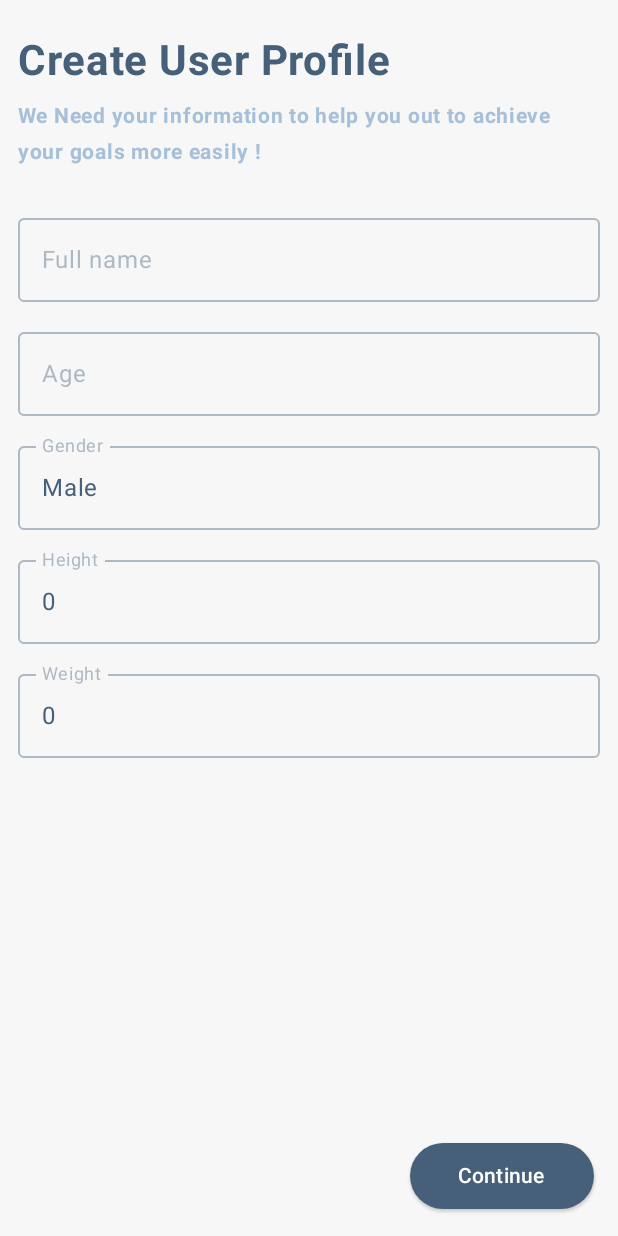
After one commit to Ali0092/BeWell, an Android app built with Jetpack Compose: the CreateUserProfileScreen screen opened through its navigation route, on a phone screen of 412 x 824 dp. The commit adds this screen. Run offline under Robolectric (Android 15) with nearby library versions, the phone set to English and light mode, and no system bars.

Commit message:
completed create user profile screen

```diff
--- a/app/src/main/java/com/example/bewell/MainActivity.kt
+++ b/app/src/main/java/com/example/bewell/MainActivity.kt
@@ -6,18 +6,14 @@ import android.hardware.SensorEventListener
 import android.hardware.SensorManager
 import android.os.Build
 import android.os.Bundle
-import android.util.Log
-import android.widget.Toast
 import androidx.activity.ComponentActivity
 import androidx.activity.compose.setContent
 import androidx.annotation.RequiresApi
-import androidx.compose.runtime.LaunchedEffect
 import androidx.navigation.compose.rememberNavController
 import com.example.bewell.common.NavGraph
 import com.example.bewell.common.Screens
 import com.example.bewell.ui.theme.BeWellTheme
 import com.example.bewell.ui.viewmodel.StepsCounterViewModel
-import kotlinx.coroutines.flow.update
 import org.koin.androidx.viewmodel.ext.android.viewModel
 
 class MainActivity : ComponentActivity(), SensorEventListener {
@@ -37,7 +33,7 @@ class MainActivity : ComponentActivity(), SensorEventListener {
             BeWellTheme {
                 NavGraph(
                     navController = rememberNavController(),
-                    startDestination = Screens.MAIN.name
+                    startDestination = Screens.ONBOARDING.name
                 )
             }
         }
--- a/app/src/main/java/com/example/bewell/common/NavGraph.kt
+++ b/app/src/main/java/com/example/bewell/common/NavGraph.kt
@@ -9,6 +9,7 @@ import androidx.navigation.NavHostController
 import androidx.navigation.compose.NavHost
 import androidx.navigation.compose.composable
 import com.example.bewell.R
+import com.example.bewell.ui.presentation.screens.CreateUserProfileScreen
 import com.example.bewell.ui.presentation.screens.FitnessScreen
 import com.example.bewell.ui.presentation.screens.HomeScreen
 import com.example.bewell.ui.presentation.screens.MainScreen
@@ -17,12 +18,13 @@ import com.example.bewell.ui.presentation.screens.ProfileScreen
 
 //Navigation Routes List
 enum class Screens {
-    ONBOARDING, MAIN, HOME, FITNESS, PROFILE
+    ONBOARDING,CREATE_PROFILE, MAIN, HOME, FITNESS, PROFILE
 }
 
 //Navigation
 sealed class SimpleNavigation(val route: String) {
     class OnBoarding: SimpleNavigation(Screens.ONBOARDING.name)
+    class CreateProfile: SimpleNavigation(Screens.CREATE_PROFILE.name)
     class Main: SimpleNavigation(Screens.ONBOARDING.name)
 }
 
@@ -48,6 +50,9 @@ fun NavGraph(
 
         composable(Screens.ONBOARDING.name) {
             OnboardingScreen(navController = navController)
+        }
+        composable(Screens.CREATE_PROFILE.name) {
+            CreateUserProfileScreen(navController = navController)
         }
         composable(Screens.MAIN.name) {
             MainScreen()
--- /dev/null
+++ b/app/src/main/java/com/example/bewell/ui/presentation/screens/CreateUserProfileScreen.kt
@@ -0,0 +1,215 @@
+package com.example.bewell.ui.presentation.screens
+
+import androidx.compose.foundation.background
+import androidx.compose.foundation.layout.Box
+import androidx.compose.foundation.layout.Column
+import androidx.compose.foundation.layout.Spacer
+import androidx.compose.foundation.layout.fillMaxSize
+import androidx.compose.foundation.layout.fillMaxWidth
+import androidx.compose.foundation.layout.height
+import androidx.compose.foundation.layout.padding
+import androidx.compose.foundation.text.KeyboardOptions
+import androidx.compose.material3.ButtonDefaults
+import androidx.compose.material3.ElevatedButton
+import androidx.compose.material3.OutlinedTextField
+import androidx.compose.material3.OutlinedTextFieldDefaults
+import androidx.compose.material3.Surface
+import androidx.compose.material3.Text
+import androidx.compose.runtime.Composable
+import androidx.compose.runtime.getValue
+import androidx.compose.runtime.mutableFloatStateOf
+import androidx.compose.runtime.mutableIntStateOf
+import androidx.compose.runtime.mutableStateOf
+import androidx.compose.runtime.remember
+import androidx.compose.runtime.setValue
+import androidx.compose.ui.Alignment
+import androidx.compose.ui.Modifier
+import androidx.compose.ui.graphics.Color
+import androidx.compose.ui.text.font.FontWeight
+import androidx.compose.ui.text.input.ImeAction
+import androidx.compose.ui.text.input.KeyboardType
+import androidx.navigation.NavHostController
+import com.example.bewell.common.Screens
+import com.example.bewell.ui.sdp
+import com.example.bewell.ui.textSdp
+import com.example.bewell.ui.theme.backgroundColor
+import com.example.bewell.ui.theme.darkBlueColor
+import com.example.bewell.ui.theme.lightBlueColor
+import com.example.bewell.ui.theme.primaryColor
+
+//UserProfile (store once)
+//- id
+//- name
+//- age
+//- gender
+//- height
+//- weight
+
+@Composable
+fun CreateUserProfileScreen(navController: NavHostController) {
+
+    var name by remember { mutableStateOf("") }
+    var age by remember { mutableStateOf("") }
+    var gender by remember { mutableStateOf("Male") }
+    var height by remember { mutableStateOf("0") }
+    var weight by remember { mutableStateOf("0") }
+
+
+    Box(modifier = Modifier.fillMaxSize().background(backgroundColor)) {
+        Column(modifier = Modifier.padding(horizontal = 12.sdp, vertical = 24.sdp).background(backgroundColor)) {
+
+            Text(
+                text = "Create User Profile",
+                fontSize = 28.textSdp,
+                color = darkBlueColor,
+                fontWeight = FontWeight.Bold
+            )
+            Spacer(Modifier.height(8.sdp))
+            Text(
+                text = "We Need your information to help you out to achieve your goals more easily !",
+                fontSize = 14.textSdp,
+                color = primaryColor,
+                fontWeight = FontWeight.Bold
+            )
+            Spacer(Modifier.height(24.sdp))
+
+            OutlinedTextField(
+                value = name,
+                onValueChange = {
+                    name = it
+                },
+                label = { Text("Full name") },
+                placeholder = { Text("Full name") },
+                modifier = Modifier.fillMaxWidth(),
+                singleLine = true,
+                colors = OutlinedTextFieldDefaults.colors(
+                    focusedBorderColor = darkBlueColor,     // Border color when focused
+                    unfocusedBorderColor = lightBlueColor, // Border color when not focused
+                    cursorColor = darkBlueColor,          // Cursor color
+                    focusedLabelColor = darkBlueColor,
+                    unfocusedLabelColor = lightBlueColor,
+                    focusedTextColor = darkBlueColor,
+                    unfocusedTextColor = darkBlueColor
+                ),
+                keyboardOptions = KeyboardOptions(
+                    keyboardType = KeyboardType.Text, imeAction = ImeAction.Next
+                )
+            )
+
+            Spacer(Modifier.height(12.sdp))
+
+            OutlinedTextField(
+                value = age,
+                onValueChange = {
+                    age = it
+                },
+                label = { Text("Age") },
+                placeholder = { Text("Age") },
+                modifier = Modifier.fillMaxWidth(),
+                singleLine = true,
+                colors = OutlinedTextFieldDefaults.colors(
+                    focusedBorderColor = darkBlueColor,     // Border color when focused
+                    unfocusedBorderColor = lightBlueColor, // Border color when not focused
+                    cursorColor = darkBlueColor,          // Cursor color
+                    focusedLabelColor = darkBlueColor,
+                    unfocusedLabelColor = lightBlueColor,
+                    focusedTextColor = darkBlueColor,
+                    unfocusedTextColor = darkBlueColor
+                ),
+                keyboardOptions = KeyboardOptions(
+                    keyboardType = KeyboardType.Phone, imeAction = ImeAction.Next
+                )
+            )
+
+            Spacer(Modifier.height(12.sdp))
+
+            OutlinedTextField(
+                value = gender,
+                onValueChange = {
+                    gender = it
+                },
+                label = { Text("Gender") },
+                placeholder = { Text("Gender") },
+                modifier = Modifier.fillMaxWidth(),
+                singleLine = true,
+                colors = OutlinedTextFieldDefaults.colors(
+                    focusedBorderColor = darkBlueColor,     // Border color when focused
+                    unfocusedBorderColor = lightBlueColor, // Border color when not focused
+                    cursorColor = darkBlueColor,          // Cursor color
+                    focusedLabelColor = darkBlueColor,
+                    unfocusedLabelColor = lightBlueColor,
+                    focusedTextColor = darkBlueColor,
+                    unfocusedTextColor = darkBlueColor
+                ),
+                keyboardOptions = KeyboardOptions(
+                    keyboardType = KeyboardType.Text, imeAction = ImeAction.Next
+                )
+            )
+            Spacer(Modifier.height(12.sdp))
+
+            OutlinedTextField(
+                value = height.toString(),
+                onValueChange = {
+                    height = it
+                },
+                label = { Text("Height") },
+                placeholder = { Text("Height(cm)") },
+                modifier = Modifier.fillMaxWidth(),
+                singleLine = true,
+                colors = OutlinedTextFieldDefaults.colors(
+                    focusedBorderColor = darkBlueColor,     // Border color when focused
+                    unfocusedBorderColor = lightBlueColor, // Border color when not focused
+                    cursorColor = darkBlueColor,          // Cursor color
+                    focusedLabelColor = darkBlueColor,
+                    unfocusedLabelColor = lightBlueColor,
+                    focusedTextColor = darkBlueColor,
+                    unfocusedTextColor = darkBlueColor
+                ),
+                keyboardOptions = KeyboardOptions(
+                    keyboardType = KeyboardType.Number, imeAction = ImeAction.Next
+                )
+            )
+
+            Spacer(Modifier.height(12.sdp))
+
+            OutlinedTextField(
+                value = weight.toString(),
+                onValueChange = {
+                    weight= it
+                },
+                label = { Text("Weight") },
+                placeholder = { Text("Weight(kg)") },
+                modifier = Modifier.fillMaxWidth(),
+                singleLine = true,
+                colors = OutlinedTextFieldDefaults.colors(
+                    focusedBorderColor = darkBlueColor,     // Border color when focused
+                    unfocusedBorderColor = lightBlueColor, // Border color when not focused
+                    cursorColor = darkBlueColor,          // Cursor color
+                    focusedLabelColor = darkBlueColor,
+                    unfocusedLabelColor = lightBlueColor,
+                    focusedTextColor = darkBlueColor,
+                    unfocusedTextColor = darkBlueColor
+                ),
+                keyboardOptions = KeyboardOptions(
+                    keyboardType = KeyboardType.Number, imeAction = ImeAction.Next
+                )
+            )
+
+
+        }
+
+        ElevatedButton(
+            colors = ButtonDefaults.buttonColors(containerColor = darkBlueColor),
+            onClick = {
+                navController.navigate(Screens.MAIN.name)
+            }, modifier = Modifier.align(Alignment.BottomEnd).padding(end = 16.sdp, bottom = 16.sdp)) {
+            Text(
+                modifier = Modifier.padding(horizontal = 8.sdp, vertical = 4.sdp),
+                text = "Continue",
+                color = Color.White,
+                fontSize = 14.textSdp,
+                fontWeight = FontWeight.SemiBold
+            )
+        }
+    }
+}
--- a/app/src/main/java/com/example/bewell/ui/presentation/screens/MainScreen.kt
+++ b/app/src/main/java/com/example/bewell/ui/presentation/screens/MainScreen.kt
@@ -26,6 +26,32 @@ import com.example.bewell.ui.theme.secondaryColor
 import com.google.accompanist.permissions.ExperimentalPermissionsApi
 import com.google.accompanist.permissions.isGranted
 import com.google.accompanist.permissions.rememberPermissionState
+
+
+
+
+
+
+/*
+*
+
+DailyStats (per day)
+- date (primary key)
+- steps
+- sleepHours
+- waterGlasses
+- caloriesFromSteps (calculated)
+- caloriesFromSleep (optional)
+- foodList: List<FoodItem>
+- caloriesConsumed (sum of food calories)
+
+FoodItem
+- name
+- amount
+- calories
+* */
+
+
 
 @OptIn(ExperimentalPermissionsApi::class)
 @RequiresApi(Build.VERSION_CODES.Q)
--- a/app/src/main/java/com/example/bewell/ui/presentation/screens/OnboardingScreen.kt
+++ b/app/src/main/java/com/example/bewell/ui/presentation/screens/OnboardingScreen.kt
@@ -70,7 +70,7 @@ fun OnboardingScreen(modifier: Modifier = Modifier, navController: NavHostContro
             ElevatedButton(
                 colors = ButtonDefaults.buttonColors(containerColor = darkBlueColor),
                 onClick = {
-                navController.navigate(Screens.MAIN.name)
+                navController.navigate(Screens.CREATE_PROFILE.name)
             }, modifier = Modifier.align(Alignment.BottomEnd)) {
                 Text(
                     modifier = Modifier.padding(horizontal = 8.sdp, vertical = 4.sdp),
```
